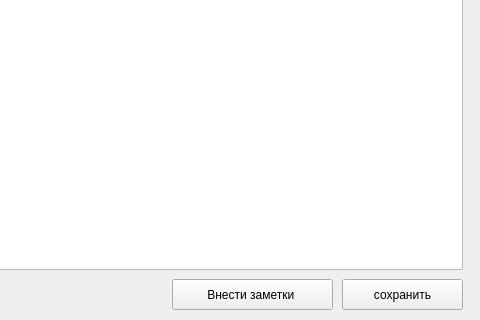
This is mainUI.ui in AKlivtsov/businessThing as Qt 5 draws it before an edit; both pictures show x 408 to 888 and y 200 to 520 of the 888 by 520 pixel window. The edited form follows.
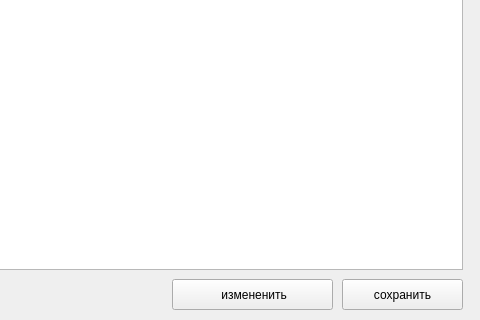
This is the edited form.

```diff
--- a/mainUI.ui
+++ b/mainUI.ui
@@ -34,7 +34,7 @@
      </rect>
     </property>
     <property name="text">
-     <string>Внести заметки </string>
+     <string> измененить</string>
     </property>
    </widget>
    <widget class="QPushButton" name="btn_save">
```
